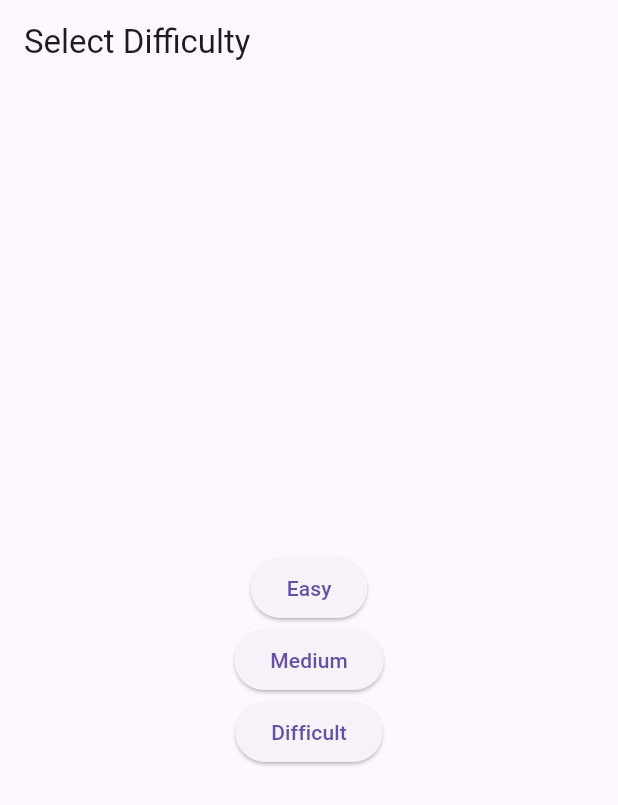
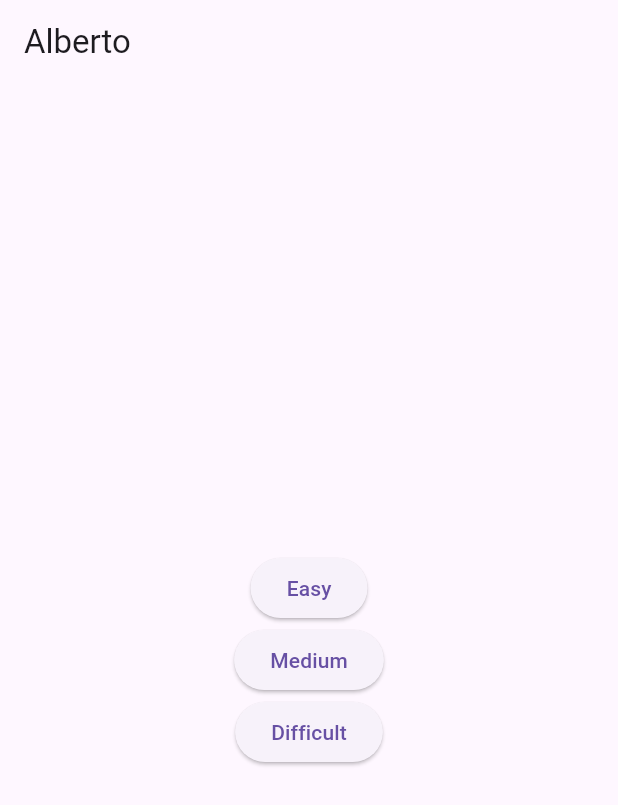
Before and after one commit to gourabbank/memorygame, a Flutter app: the screen it shows after launch, on a phone screen of 412 x 824 dp. Shown: the top 805 px of the screen. Run offline on Flutter 3.47's test engine with Material 3 defaults, Android fonts, the phone set to English and light mode, and no system bars.

Commit message:
Changed Title

```diff
--- a/lib/main.dart
+++ b/lib/main.dart
@@ -27,7 +27,7 @@ class DifficultySelectionScreen extends StatelessWidget {
   @override
   Widget build(BuildContext context) {
     return Scaffold(
-      appBar: AppBar(title: Text("Select Difficulty")),
+      appBar: AppBar(title: Text("Alberto")),
       body: Center(
         child: Column(
           mainAxisAlignment: MainAxisAlignment.center,
```
